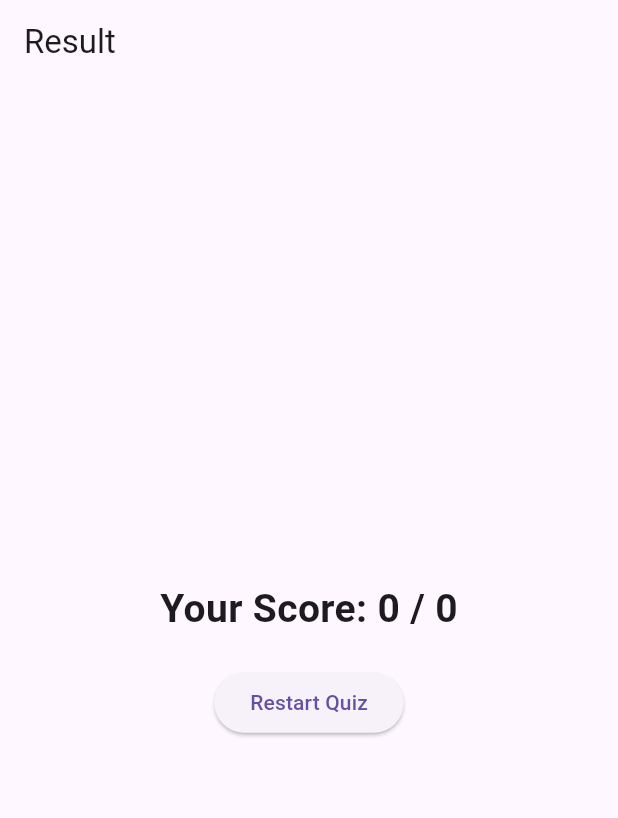
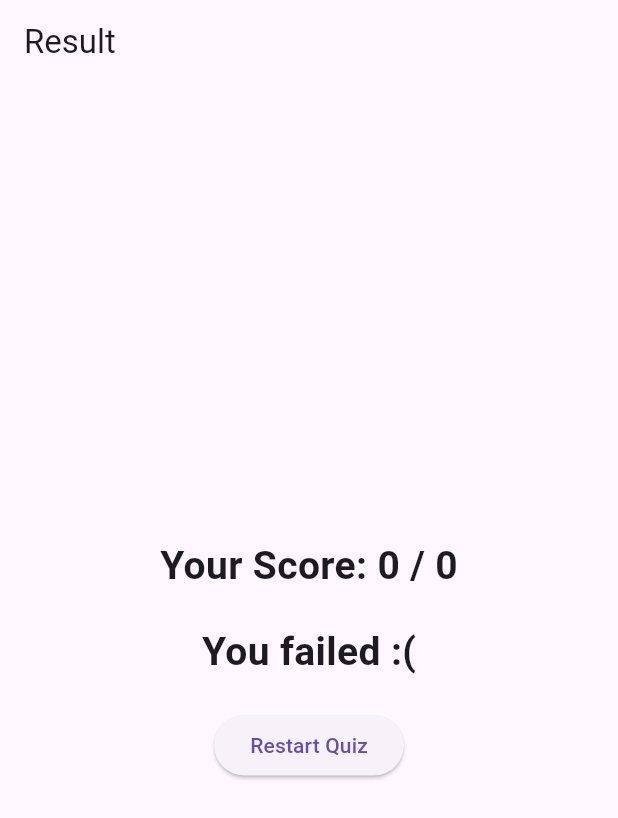
Before and after one commit to KaiFraSal/QuizApp_Mobdev, a Flutter app: the ResultScreen screen opened directly with empty values, on a phone screen of 412 x 824 dp. Shown: the top 818 px of the screen. Run offline on Flutter 3.47's test engine with Material 3 defaults, Android fonts, the phone set to English and light mode, and no system bars.

```diff
--- a/lib/main.dart
+++ b/lib/main.dart
@@ -76,9 +76,9 @@ class _QuizScreenState extends State<QuizScreen> {
       "correct": "Google",
     },
     {
-      "question": "Who created Flutter?",
-      "answers": ["Apple", "Microsoft", "Facebook", "Google"],
-      "correct": "Google",
+      "question": "Who is the cutest pink girl?",
+      "answers": ["Elysia", "Microsoft", "Facebook", "Google"],
+      "correct": "Elysia",
     },
   ];
 
@@ -152,6 +152,7 @@ class ResultScreen extends StatelessWidget {
 
   @override
   Widget build(BuildContext context) {
+    final String msg = score >= 5 ? 'You passed! :)' : 'You failed :(';
     return Scaffold(
       appBar: AppBar(title: const Text("Result")),
       body: Center(
@@ -161,6 +162,11 @@ class ResultScreen extends StatelessWidget {
             Text(
               "Your Score: $score / $total",
               style: const TextStyle(fontSize: 26, fontWeight: FontWeight.bold),
+            ),
+            const SizedBox(height: 20),
+            Text(
+              msg,
+              style: const TextStyle(fontSize: 26, fontWeight: FontWeight.bold)
             ),
             const SizedBox(height: 20),
             ElevatedButton(
```
